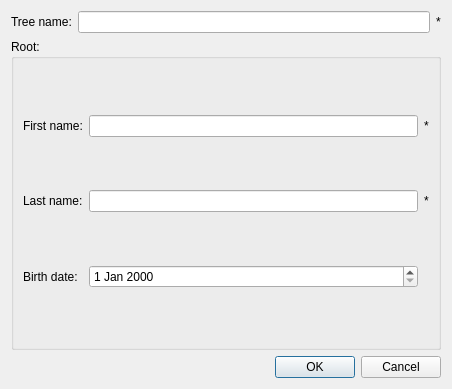
First picture: the form in src/main_view/treebuilderview.ui, repository mspr/Lucy, before the edit.
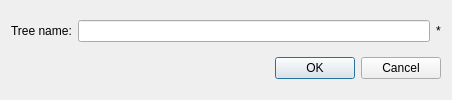
Second picture: the form after the edit.

```diff
--- a/src/main_view/treebuilderview.ui
+++ b/src/main_view/treebuilderview.ui
@@ -7,13 +7,23 @@
     <x>0</x>
     <y>0</y>
     <width>452</width>
-    <height>389</height>
+    <height>100</height>
    </rect>
   </property>
   <property name="windowTitle">
    <string>Dialog</string>
   </property>
   <layout class="QGridLayout" name="gridLayout_3">
+   <item row="1" column="0">
+    <widget class="QDialogButtonBox" name="buttonBox">
+     <property name="orientation">
+      <enum>Qt::Horizontal</enum>
+     </property>
+     <property name="standardButtons">
+      <set>QDialogButtonBox::Cancel|QDialogButtonBox::Ok</set>
+     </property>
+    </widget>
+   </item>
    <item row="0" column="0">
     <layout class="QGridLayout" name="gridLayout_2">
      <item row="0" column="1">
@@ -35,69 +45,6 @@
      </item>
     </layout>
    </item>
-   <item row="1" column="0">
-    <widget class="QGroupBox" name="groupBox">
-     <property name="title">
-      <string>Root:</string>
-     </property>
-     <layout class="QGridLayout" name="gridLayout">
-      <item row="0" column="0">
-       <widget class="QLabel" name="label_2">
-        <property name="text">
-         <string>First name:</string>
-        </property>
-       </widget>
-      </item>
-      <item row="0" column="1">
-       <widget class="QLineEdit" name="firstNameLineEdit"/>
-      </item>
-      <item row="1" column="0">
-       <widget class="QLabel" name="label_3">
-        <property name="text">
-         <string>Last name:</string>
-        </property>
-       </widget>
-      </item>
-      <item row="2" column="1">
-       <widget class="QDateEdit" name="birthDateEdit"/>
-      </item>
-      <item row="2" column="0">
-       <widget class="QLabel" name="label_4">
-        <property name="text">
-         <string>Birth date:</string>
-        </property>
-       </widget>
-      </item>
-      <item row="1" column="1">
-       <widget class="QLineEdit" name="lastNameLideEdit"/>
-      </item>
-      <item row="0" column="2">
-       <widget class="QLabel" name="firstNameValidationMarker">
-        <property name="text">
-         <string>*</string>
-        </property>
-       </widget>
-      </item>
-      <item row="1" column="2">
-       <widget class="QLabel" name="lastNameValidationMarker">
-        <property name="text">
-         <string>*</string>
-        </property>
-       </widget>
-      </item>
-     </layout>
-    </widget>
-   </item>
-   <item row="2" column="0">
-    <widget class="QDialogButtonBox" name="buttonBox">
-     <property name="orientation">
-      <enum>Qt::Horizontal</enum>
-     </property>
-     <property name="standardButtons">
-      <set>QDialogButtonBox::Cancel|QDialogButtonBox::Ok</set>
-     </property>
-    </widget>
-   </item>
   </layout>
  </widget>
  <resources/>
```
